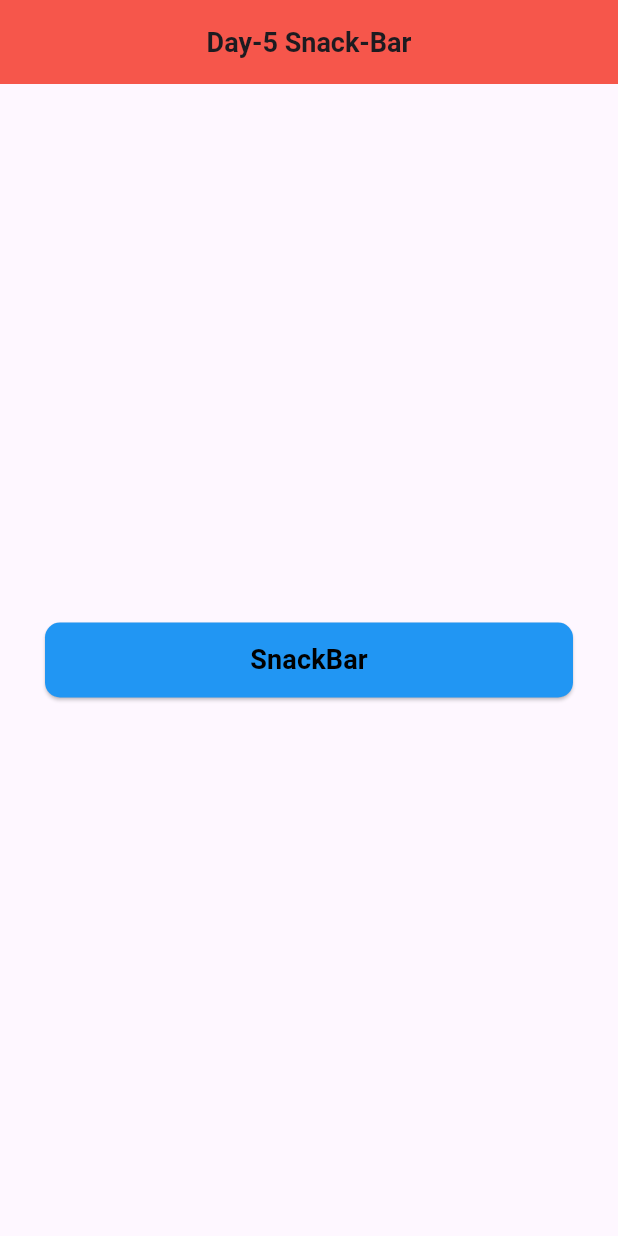
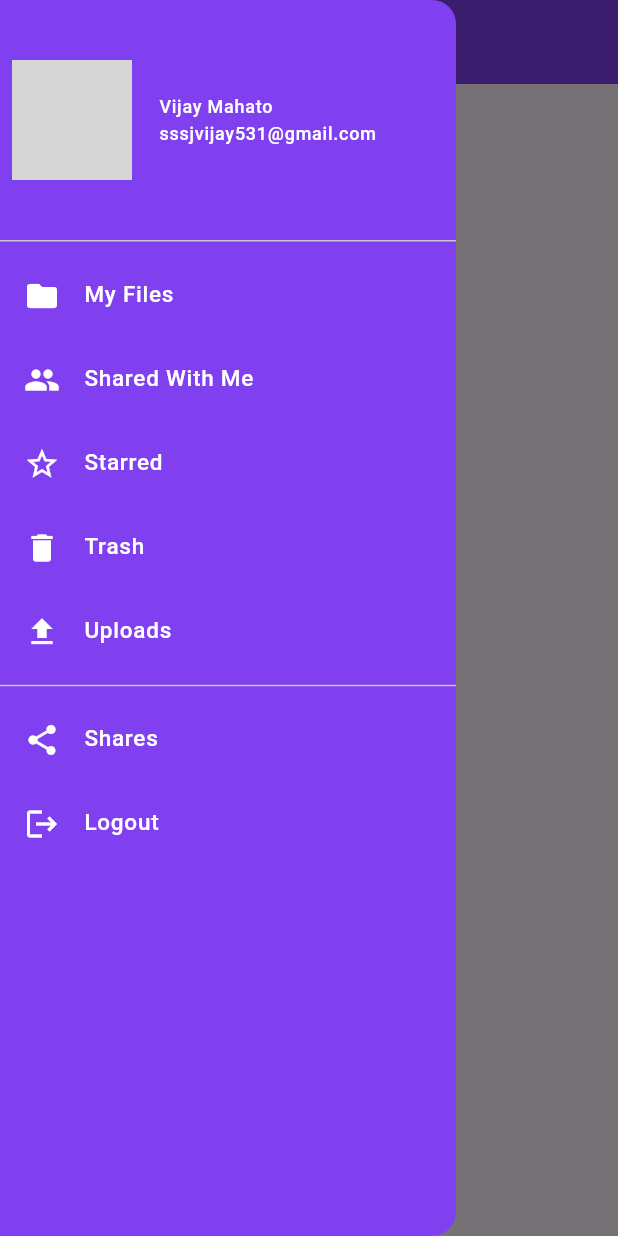
Before and after one commit to Vijay-Mahato/30_days-30_concept, a Flutter app: the screen it shows after launch, with the side drawer open (before the commit the screen has no drawer), on a phone screen of 412 x 824 dp. Run offline on Flutter 3.47's test engine with Material 3 defaults, Android fonts, the phone set to English and light mode, and no system bars; network calls fail; grey boxes are pictures that could not be loaded.

Commit message:
Drawer in Flutter

```diff
--- /dev/null
+++ b/lib/30_days_concepts/day-7.dart
@@ -0,0 +1,176 @@
+import 'package:flutter/material.dart';
+
+class Day7 extends StatelessWidget {
+  const Day7({super.key});
+
+  @override
+  Widget build(BuildContext context) {
+    return Scaffold(
+      drawer: Drawer(
+        backgroundColor: Theme.of(context).primaryColor,
+        child: ListView(
+          children: [
+            DrawerHeader(
+              padding: EdgeInsets.zero,
+              child: Container(
+                child: const Row(
+                  children: [
+                    Padding(
+                      padding: const EdgeInsets.all(8.0),
+                      child: CircleAvatar(
+                        radius: 40,
+                        backgroundImage: NetworkImage(
+                            'https://encrypted-tbn0.gstatic.com/images?q=tbn:ANd9GcSoq0f1tSU2b8opZaApGh5tl2FreFb52dyo6Q&s'),
+                      ),
+                    ),
+                    SizedBox(width: 10),
+                    Column(
+                      crossAxisAlignment: CrossAxisAlignment.start,
+                      mainAxisAlignment: MainAxisAlignment.center,
+                      children: [
+                        Text(
+                          "Vijay Mahato",
+                          style: TextStyle(
+                              fontSize: 12,
+                              fontWeight: FontWeight.w500,
+                              color: Colors.white),
+                        ),
+                        Text(
+                          "sssjvijay531@gmail.com",
+                          style: TextStyle(
+                              fontSize: 12,
+                              fontWeight: FontWeight.w500,
+                              color: Colors.white),
+                        )
+                      ],
+                    )
+                  ],
+                ),
+              ),
+            ),
+            const ListTile(
+              leading: Icon(
+                Icons.folder,
+                color: Colors.white,
+              ),
+              textColor: Colors.white,
+              title: Text(
+                'My Files',
+                style: TextStyle(
+                    color: Colors.white,
+                    fontSize: 15,
+                    fontWeight: FontWeight.w500),
+              ),
+            ),
+            const ListTile(
+              leading: Icon(
+                Icons.group,
+                color: Colors.white,
+              ),
+              textColor: Colors.white,
+              title: Text(
+                'Shared With Me',
+                style: TextStyle(
+                    color: Colors.white,
+                    fontSize: 15,
+                    fontWeight: FontWeight.w500),
+              ),
+            ),
+            const ListTile(
+              leading: Icon(
+                Icons.star_border,
+                color: Colors.white,
+              ),
+              textColor: Colors.white,
+              title: Text(
+                'Starred',
+                style: TextStyle(
+                    color: Colors.white,
+                    fontSize: 15,
+                    fontWeight: FontWeight.w500),
+              ),
+            ),
+            const ListTile(
+              leading: Icon(
+                Icons.delete,
+                color: Colors.white,
+              ),
+              textColor: Colors.white,
+              title: Text(
+                'Trash',
+                style: TextStyle(
+                    color: Colors.white,
+                    fontSize: 15,
+                    fontWeight: FontWeight.w500),
+              ),
+            ),
+            const ListTile(
+              leading: Icon(
+                Icons.upload,
+                color: Colors.white,
+              ),
+              textColor: Colors.white,
+              title: Text(
+                'Uploads',
+                style: TextStyle(
+                    color: Colors.white,
+                    fontSize: 15,
+                    fontWeight: FontWeight.w500),
+              ),
+            ),
+            const SizedBox(),
+            const Divider(),
+            const ListTile(
+              leading: Icon(
+                Icons.share,
+                color: Colors.white,
+              ),
+              textColor: Colors.white,
+              title: Text(
+                'Shares',
+                style: TextStyle(
+                    color: Colors.white,
+                    fontSize: 15,
+                    fontWeight: FontWeight.w500),
+              ),
+            ),
+            const ListTile(
+              leading: Icon(
+                Icons.logout,
+                color: Colors.white,
+              ),
+              textColor: Colors.white,
+              title: Text(
+                'Logout',
+                style: TextStyle(
+                    color: Colors.white,
+                    fontSize: 15,
+                    fontWeight: FontWeight.w500),
+              ),
+            ),
+          ],
+        ),
+      ),
+      appBar: AppBar(
+          centerTitle: false,
+          title: const Text(
+            "Day-7 Drawer",
+            style: TextStyle(
+              color: Colors.white,
+              fontSize: 18,
+              fontWeight: FontWeight.w600,
+            ),
+          ),
+          backgroundColor: Theme.of(context).primaryColor),
+      body: Center(
+        child: Container(
+          child: const Text(
+            "Example of Drawer",
+            style: TextStyle(
+                fontSize: 20, color: Colors.black, fontWeight: FontWeight.bold),
+          ),
+        ),
+      ),
+    );
+  }
+}
--- a/lib/main.dart
+++ b/lib/main.dart
@@ -1,6 +1,6 @@
+import 'package:concept/30_days_concepts/day-6.dart';
+import 'package:concept/30_days_concepts/day-7.dart';
 import 'package:flutter/material.dart';
-
-import '30_days_concepts/day-5.dart';
 
 void main() {
   runApp(const MyApp());
@@ -19,7 +19,7 @@ class MyApp extends StatelessWidget {
         primaryColor: const Color.fromARGB(255, 128, 64, 240),
       ),
       // ignore: prefer_const_constructors
-      home: Day5(),
+      home: Day7(),
     );
   }
 }
```
Also changed, not shown: lib/30_days_concepts/day-6.dart (added, +113 -0 lines).
